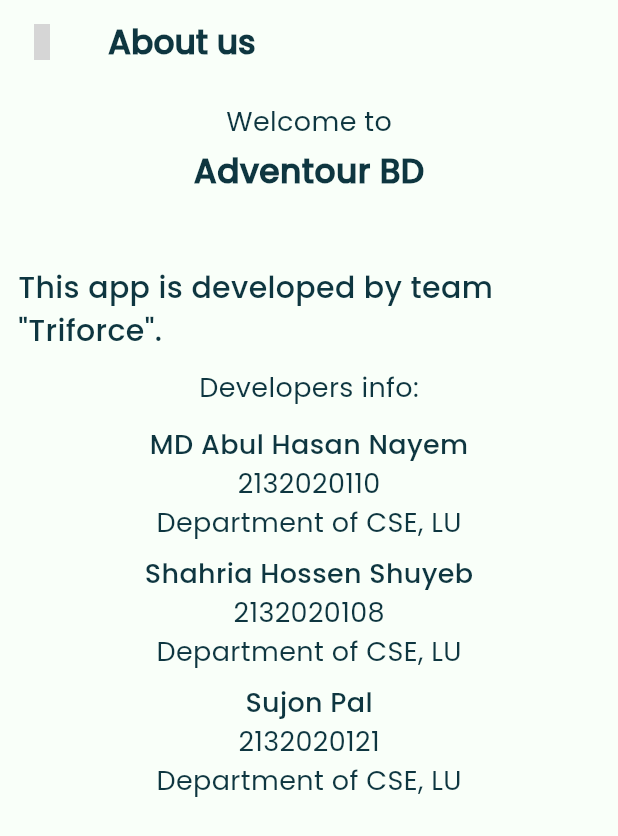
After one commit to nayem-0802/first-flutter-app, a Flutter app: the AboutUs screen opened directly, on a phone screen of 412 x 824 dp. The commit adds this screen. Shown: the top 836 px of the screen. Run offline on Flutter 3.47's test engine with Material 3 defaults, Android fonts, the phone set to English and light mode, and no system bars; our stand-ins replace cloud_firestore, firebase_auth, firebase_core, flutter_native_splash, get, get_storage and 2 more; accounts and stored records are empty; grey boxes are pictures that could not be loaded.

Commit message:
last commit for defence

```diff
--- a/lib/features/login/join_us_page.dart
+++ b/lib/features/login/join_us_page.dart
@@ -42,8 +42,8 @@
                       onPressed: () {
                         Get.to(() => const LoginPage());
                       },
+                      style: ElivatedButton.customButtom.style,
                       child: Text("Login"),
-                      style: ElivatedButton.customButtom.style,
                     ),
                   ),
                 ),
@@ -90,8 +90,8 @@
                     padding: EdgeInsets.symmetric(horizontal: 120),
                     child: ElevatedButton(
                       onPressed: () {},
+                      style: ElivatedButton.customButtom.style,
                       child: Text("Be a guide"),
-                      style: ElivatedButton.customButtom.style,
                     ),
                   ),
                 ),
--- a/lib/features/login/varify_email.dart
+++ b/lib/features/login/varify_email.dart
@@ -17,6 +17,7 @@
   @override
   Widget build(BuildContext context) {
     final controller = Get.put(VerifyEmailController());
+
     return Scaffold(
       appBar: AppBar(
         backgroundColor: AppColor.primary_color,
--- /dev/null
+++ b/lib/features/main_screens/about_us.dart
@@ -0,0 +1,147 @@
+import 'package:first_flutter_app/utils/constants/colors.dart';
+import 'package:first_flutter_app/utils/constants/textstring.dart';
+import 'package:first_flutter_app/utils/device/device_utility.dart';
+import 'package:flutter/material.dart';
+import 'package:get/get.dart';
+import 'package:iconsax/iconsax.dart';
+
+class AboutUs extends StatelessWidget {
+  const AboutUs({super.key});
+
+  @override
+  Widget build(BuildContext context) {
+    return Scaffold(
+      appBar: AppBar(
+        elevation: 0,
+        backgroundColor: AppColor.primary_color,
+        leading: IconButton(
+            onPressed: () {
+              Get.back();
+            },
+            icon: Icon(Iconsax.arrow_left)),
+        title: const Text(
+          "About us",
+          style: TextStyle(fontSize: 22, color: AppColor.txt_primary),
+        ),
+      ),
+      body: Padding(
+        padding: const EdgeInsets.all(12.0),
+        child: Column(
+          mainAxisAlignment: MainAxisAlignment.start,
+          crossAxisAlignment: CrossAxisAlignment.center,
+          children: [
+            Text(
+              "Welcome to",
+              style: TextStyle(
+                  fontFamily: "Poppins",
+                  fontSize: 18,
+                  fontWeight: FontWeight.normal),
+            ),
+            SizedBox(
+              height: 5,
+            ),
+            Text(
+              "Adventour BD",
+              style: TextStyle(
+                  fontFamily: "Poppins",
+                  fontSize: 22,
+                  fontWeight: FontWeight.bold),
+            ),
+            SizedBox(
+              height: DevUtils.appBarHeight() * 0.85,
+            ),
+            Text(
+              "This app is developed by team \"Triforce\".",
+              style: TextStyle(
+                  fontFamily: "Poppins",
+                  fontSize: 20,
+                  fontWeight: FontWeight.w500),
+            ),
+            SizedBox(
+              height: 10,
+            ),
+            Text(
+              "Developers info:",
+              style: TextStyle(
+                  fontFamily: "Poppins",
+                  fontSize: 18,
+                  fontWeight: FontWeight.normal),
+            ),
+            SizedBox(
+              height: 12,
+            ),
+            Text(
+              TextString.name1,
+              style: TextStyle(
+                  fontFamily: "Poppins",
+                  fontSize: 18,
+                  fontWeight: FontWeight.w500),
+            ),
+            Text(
+              TextString.id1,
+              style: TextStyle(
+                  fontFamily: "Poppins",
+                  fontSize: 18,
+                  fontWeight: FontWeight.normal),
+            ),
+            Text(
+              TextString.leading,
+              style: TextStyle(
+                  fontFamily: "Poppins",
+                  fontSize: 18,
+                  fontWeight: FontWeight.normal),
+            ),
+            SizedBox(
+              height: 8,
+            ),
+            Text(
+              TextString.name2,
+              style: TextStyle(
+                  fontFamily: "Poppins",
+                  fontSize: 18,
+                  fontWeight: FontWeight.w500),
+            ),
+            Text(
+              TextString.id2,
+              style: TextStyle(
+                  fontFamily: "Poppins",
+                  fontSize: 18,
+                  fontWeight: FontWeight.normal),
+            ),
+            Text(
+              TextString.leading,
+              style: TextStyle(
+                  fontFamily: "Poppins",
+                  fontSize: 18,
+                  fontWeight: FontWeight.normal),
+            ),
+            SizedBox(
+              height: 8,
+            ),
+            Text(
+              TextString.name3,
+              style: TextStyle(
+                  fontFamily: "Poppins",
+                  fontSize: 18,
+                  fontWeight: FontWeight.w500),
+            ),
+            Text(
+              TextString.id3,
+              style: TextStyle(
+                  fontFamily: "Poppins",
+                  fontSize: 18,
+                  fontWeight: FontWeight.normal),
+            ),
+            Text(
+              TextString.leading,
+              style: TextStyle(
+                  fontFamily: "Poppins",
+                  fontSize: 18,
+                  fontWeight: FontWeight.normal),
+            ),
+          ],
+        ),
+      ),
+    );
+  }
+}
--- a/lib/features/main_screens/guide/guide_profile.dart
+++ b/lib/features/main_screens/guide/guide_profile.dart
@@ -1,7 +1,5 @@
 import 'package:first_flutter_app/utils/constants/colors.dart';
 import 'package:flutter/material.dart';
-import 'package:get/get.dart';
-
 import '../../../utils/device/device_utility.dart';
 
 class GuideProfile extends StatelessWidget {
--- a/lib/features/onboarding/onbcontroller/controller.dart
+++ b/lib/features/onboarding/onbcontroller/controller.dart
@@ -1,4 +1,4 @@
-import 'package:first_flutter_app/features/login/join_us_page.dart';
+import 'package:first_flutter_app/features/login/login_page.dart';
 import 'package:flutter/cupertino.dart';
 import 'package:get/get.dart';
 import 'package:get_storage/get_storage.dart';
@@ -20,7 +20,7 @@
     if(currentPage.value == 2){
       final deviceStorage = GetStorage();
       deviceStorage.write('isFirstTime', false);
-      Get.offAll(() => const JoinUsPage());
+      Get.offAll(() => const LoginPage());
     }else{
       int page = currentPage.value + 1;
       pageController.jumpToPage(page);
--- a/lib/features/onboarding/screens/onb1.dart
+++ /dev/null
@@ -1,11 +0,0 @@
-import 'package:flutter/material.dart';
-
-class OnBoarding1 extends StatelessWidget {
-  const OnBoarding1({super.key});
-
-  @override
-  Widget build(BuildContext context) {
-    return const MaterialApp();
-  }
-
-}
--- a/lib/utils/constants/textstring.dart
+++ b/lib/utils/constants/textstring.dart
@@ -26,6 +26,19 @@
   static const String forgetPassword = "Please enter your email to reset your password, "
       "click on continue to get reset email";
 
+  static const String name1 = "MD Abul Hasan Nayem";
+  static const String id1 = "2132020110";
+  static const String leading = "Department of CSE, LU";
+
+  static const String name2 = "Shahria Hossen Shuyeb";
+  static const String id2 = "2132020108";
+
+  static const String name3 = "Sujon Pal";
+  static const String id3 = "2132020121";
+
+  static const String privacyPolicy = "AdvenTour BD collects your National ID (NID) number solely for identity verification and security purposes.\nYour NID data is securely stored. We do not share, sell, or disclose this information to third parties.\nBy using our app, you agree to our data collection policy. For any concerns, contact us at atbdsupport@gmail.com";
+
+
   //home title
   static const String homeTitle = "Hi User,";
   static const String homeSubTitle = "Let us guide you";
```
Also changed, not shown: lib/features/login/login_controller.dart (+0 -9 lines), lib/features/main_screens/guide/be_a_guide.dart (+17 -4 lines), lib/features/main_screens/privacy_policy.dart (added, +65 -0 lines), lib/features/main_screens/profile.dart (+12 -2 lines), lib/features/signup/verify_email_controller.dart (+13 -17 lines).
